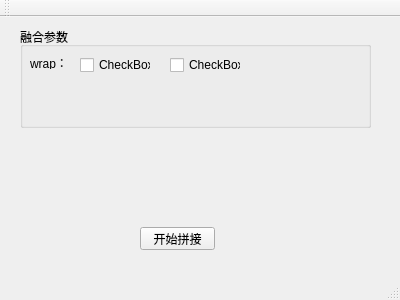
Qt form mainwindow.ui (x-cold/stitching_gui) before a commit.
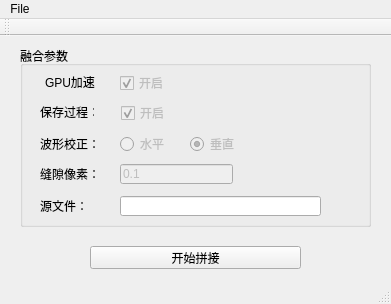
The same form after that commit.

What changed in the file:
```diff
--- a/mainwindow.ui
+++ b/mainwindow.ui
@@ -6,8 +6,8 @@
    <rect>
     <x>0</x>
     <y>0</y>
-    <width>400</width>
-    <height>300</height>
+    <width>391</width>
+    <height>304</height>
    </rect>
   </property>
   <property name="windowTitle">
@@ -20,7 +20,7 @@
       <x>20</x>
       <y>10</y>
       <width>351</width>
-      <height>101</height>
+      <height>181</height>
      </rect>
     </property>
     <property name="title">
@@ -29,49 +29,183 @@
     <widget class="QLabel" name="label">
      <property name="geometry">
       <rect>
-       <x>10</x>
+       <x>25</x>
        <y>30</y>
        <width>54</width>
        <height>12</height>
       </rect>
      </property>
      <property name="text">
-      <string>wrap：</string>
+      <string>GPU加速：</string>
      </property>
     </widget>
     <widget class="QCheckBox" name="checkBox">
+     <property name="enabled">
+      <bool>false</bool>
+     </property>
      <property name="geometry">
       <rect>
-       <x>60</x>
-       <y>30</y>
+       <x>100</x>
+       <y>29</y>
        <width>71</width>
        <height>16</height>
       </rect>
      </property>
      <property name="text">
-      <string>CheckBox</string>
+      <string>开启</string>
+     </property>
+     <property name="checkable">
+      <bool>true</bool>
+     </property>
+     <property name="checked">
+      <bool>true</bool>
+     </property>
+    </widget>
+    <widget class="QLabel" name="label_2">
+     <property name="geometry">
+      <rect>
+       <x>20</x>
+       <y>60</y>
+       <width>54</width>
+       <height>12</height>
+      </rect>
+     </property>
+     <property name="text">
+      <string>保存过程：</string>
      </property>
     </widget>
     <widget class="QCheckBox" name="checkBox_2">
+     <property name="enabled">
+      <bool>false</bool>
+     </property>
      <property name="geometry">
       <rect>
-       <x>150</x>
-       <y>30</y>
+       <x>101</x>
+       <y>59</y>
        <width>71</width>
        <height>16</height>
       </rect>
      </property>
+     <property name="autoFillBackground">
+      <bool>false</bool>
+     </property>
      <property name="text">
-      <string>CheckBox</string>
+      <string>开启</string>
+     </property>
+     <property name="checked">
+      <bool>true</bool>
+     </property>
+    </widget>
+    <widget class="QLabel" name="label_3">
+     <property name="geometry">
+      <rect>
+       <x>20</x>
+       <y>88</y>
+       <width>61</width>
+       <height>20</height>
+      </rect>
+     </property>
+     <property name="text">
+      <string>波形校正：</string>
+     </property>
+    </widget>
+    <widget class="QRadioButton" name="radioButton_1">
+     <property name="enabled">
+      <bool>false</bool>
+     </property>
+     <property name="geometry">
+      <rect>
+       <x>100</x>
+       <y>90</y>
+       <width>89</width>
+       <height>16</height>
+      </rect>
+     </property>
+     <property name="text">
+      <string>水平</string>
+     </property>
+    </widget>
+    <widget class="QRadioButton" name="radioButton_2">
+     <property name="enabled">
+      <bool>false</bool>
+     </property>
+     <property name="geometry">
+      <rect>
+       <x>170</x>
+       <y>90</y>
+       <width>89</width>
+       <height>16</height>
+      </rect>
+     </property>
+     <property name="text">
+      <string>垂直</string>
+     </property>
+     <property name="checked">
+      <bool>true</bool>
+     </property>
+    </widget>
+    <widget class="QLabel" name="label_4">
+     <property name="geometry">
+      <rect>
+       <x>20</x>
+       <y>118</y>
+       <width>61</width>
+       <height>20</height>
+      </rect>
+     </property>
+     <property name="text">
+      <string>缝隙像素：</string>
+     </property>
+    </widget>
+    <widget class="QLineEdit" name="megapix">
+     <property name="enabled">
+      <bool>false</bool>
+     </property>
+     <property name="geometry">
+      <rect>
+       <x>100</x>
+       <y>118</y>
+       <width>113</width>
+       <height>20</height>
+      </rect>
+     </property>
+     <property name="text">
+      <string>0.1</string>
+     </property>
+    </widget>
+    <widget class="QLabel" name="label_5">
+     <property name="geometry">
+      <rect>
+       <x>20</x>
+       <y>150</y>
+       <width>61</width>
+       <height>20</height>
+      </rect>
+     </property>
+     <property name="text">
+      <string>源文件：</string>
+     </property>
+    </widget>
+    <widget class="QLineEdit" name="megapix_2">
+     <property name="geometry">
+      <rect>
+       <x>100</x>
+       <y>150</y>
+       <width>201</width>
+       <height>20</height>
+      </rect>
+     </property>
+     <property name="text">
+      <string/>
      </property>
     </widget>
    </widget>
    <widget class="QPushButton" name="startButton">
     <property name="geometry">
      <rect>
-      <x>140</x>
+      <x>90</x>
       <y>210</y>
-      <width>75</width>
+      <width>211</width>
       <height>23</height>
      </rect>
     </property>
@@ -85,10 +219,17 @@
     <rect>
      <x>0</x>
      <y>0</y>
-     <width>400</width>
+     <width>391</width>
      <height>23</height>
     </rect>
    </property>
+   <widget class="QMenu" name="menuFile">
+    <property name="title">
+     <string>File</string>
+    </property>
+    <addaction name="actionOpen"/>
+   </widget>
+   <addaction name="menuFile"/>
   </widget>
   <widget class="QToolBar" name="mainToolBar">
    <attribute name="toolBarArea">
```
Left out of the diff: 18 changed lines with no effect on the pictures.
